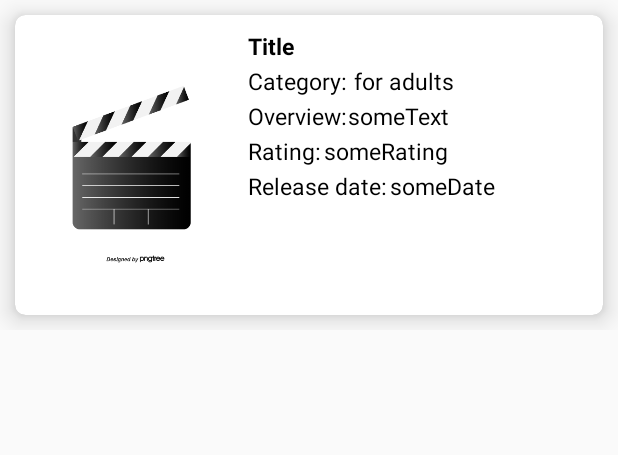
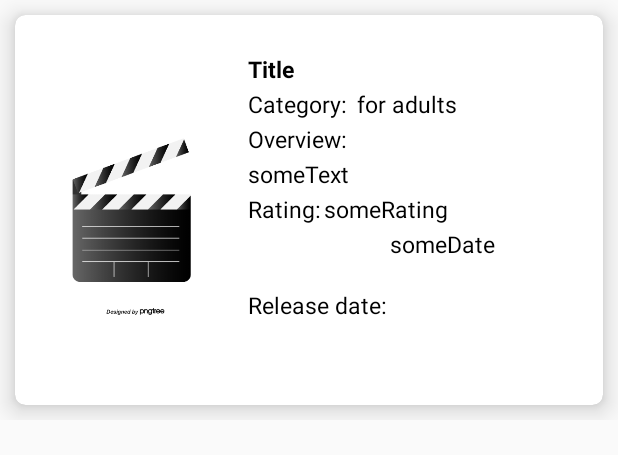
Before and after one commit to MohamedSamiMohamed/movieNight, an Android app: the layout movie_item.xml on its own in the app's theme, with its tools: preview values and no code run, on a phone screen of 412 x 824 dp. Shown: the top 455 px of the screen. Run offline under Robolectric (Android 15) with nearby library versions, the phone set to English and light mode, and no system bars.

Commit message:
edit some style in card view and adding progress bar

```diff
--- a/app/src/main/java/com/example/movienight/ui/PopularMovies.kt
+++ b/app/src/main/java/com/example/movienight/ui/PopularMovies.kt
@@ -48,13 +48,13 @@ class PopularMovies : Fragment() {
 
         moviesViewModel.getIsLoading().observe(viewLifecycleOwner,object :Observer<Boolean>{
             override fun onChanged(t: Boolean?) {
-            if(equals(false)){
-                //moviesProgressbar.visibility=View.GONE
-                //moviesRv.visibility=View.VISIBLE
+            if(moviesViewModel.getIsLoading().value==false){
+                moviesProgressbar.visibility=View.GONE
+                moviesRv.visibility=View.VISIBLE
             }
                 else{
-                //moviesProgressbar.visibility=View.VISIBLE
-                //moviesRv.visibility=View.GONE
+                moviesProgressbar.visibility=View.VISIBLE
+                moviesRv.visibility=View.GONE
             }
             }
         })
--- a/app/src/main/res/layout/movie_item.xml
+++ b/app/src/main/res/layout/movie_item.xml
@@ -6,7 +6,7 @@
 
 <androidx.cardview.widget.CardView
     android:layout_width="match_parent"
-    android:layout_height="200dp"
+    android:layout_height="wrap_content"
     android:layout_margin="10dp"
     app:layout_constraintEnd_toEndOf="parent"
     app:layout_constraintStart_toStartOf="parent"
@@ -22,24 +22,25 @@
         android:id="@+id/movie_image"
         android:layout_margin="10dp"
         android:layout_width="140dp"
-        android:layout_height="match_parent"
-        android:layout_marginTop="5dp"
+        android:layout_height="250dp"
         android:src="@mipmap/splash_icon"
         app:layout_constraintStart_toStartOf="parent"
+        app:layout_constraintTop_toTopOf="parent"
         />
     <TextView
         android:id="@+id/movie_title"
-        android:layout_marginTop="10dp"
         android:layout_marginStart="5dp"
-        android:layout_width="wrap_content"
+        android:layout_marginTop="15dp"
+        android:layout_width="150dp"
         android:layout_height="wrap_content"
+        android:layout_marginEnd="20dp"
         android:text="@string/movie_title"
         android:textStyle="bold"
         android:textSize="15sp"
         android:textColor="@color/black"
         android:maxLines="2"
         app:layout_constraintStart_toEndOf="@+id/movie_image"
-        app:layout_constraintTop_toTopOf="parent"
+        app:layout_constraintTop_toTopOf="@id/movie_image"
         />
         <TextView
             android:id="@+id/category"
@@ -54,6 +55,7 @@
             android:textSize="15sp"
             />
         <TextView
+            android:layout_marginStart="2dp"
             android:id="@+id/category_text"
             android:layout_marginTop="2dp"
             android:layout_width="wrap_content"
@@ -79,12 +81,14 @@
         <TextView
             android:id="@+id/overview_text"
             android:layout_marginTop="2dp"
-            android:layout_width="wrap_content"
+            android:layout_marginStart="5dp"
+            android:layout_width="150dp"
             android:layout_height="wrap_content"
             android:textColor="@color/black"
             android:textSize="15sp"
-            app:layout_constraintStart_toEndOf="@id/overview"
-            app:layout_constraintTop_toBottomOf="@id/category"
+            android:maxLines="7"
+            app:layout_constraintStart_toEndOf="@id/movie_image"
+            app:layout_constraintTop_toBottomOf="@id/overview"
             android:text="someText"
             />
         <TextView
@@ -122,8 +126,11 @@
             android:text="@string/release_date"
             app:layout_constraintTop_toBottomOf="@id/rating"
             app:layout_constraintStart_toEndOf="@id/movie_image"
+            app:layout_constraintBottom_toBottomOf="parent"
+            android:layout_marginBottom="15dp"
             />
         <TextView
+
             android:layout_marginLeft="2dp"
             android:id="@+id/date_text"
             android:layout_marginTop="2dp"
--- a/app/src/main/res/layout/popular_movies_fragment.xml
+++ b/app/src/main/res/layout/popular_movies_fragment.xml
@@ -9,7 +9,7 @@
         android:layout_width="match_parent"
         android:layout_height="match_parent"
         android:id="@+id/movie_list_rv"
-        android:visibility="visible"
+        android:visibility="gone"
         tools:listitem="@layout/movie_item"
         />
 
@@ -19,7 +19,7 @@
         android:layout_height="wrap_content"
         android:layout_centerInParent="true"
         style="?android:attr/progressBarStyle"
-        android:visibility="gone"
+        android:visibility="visible"
         />
 
 
```
